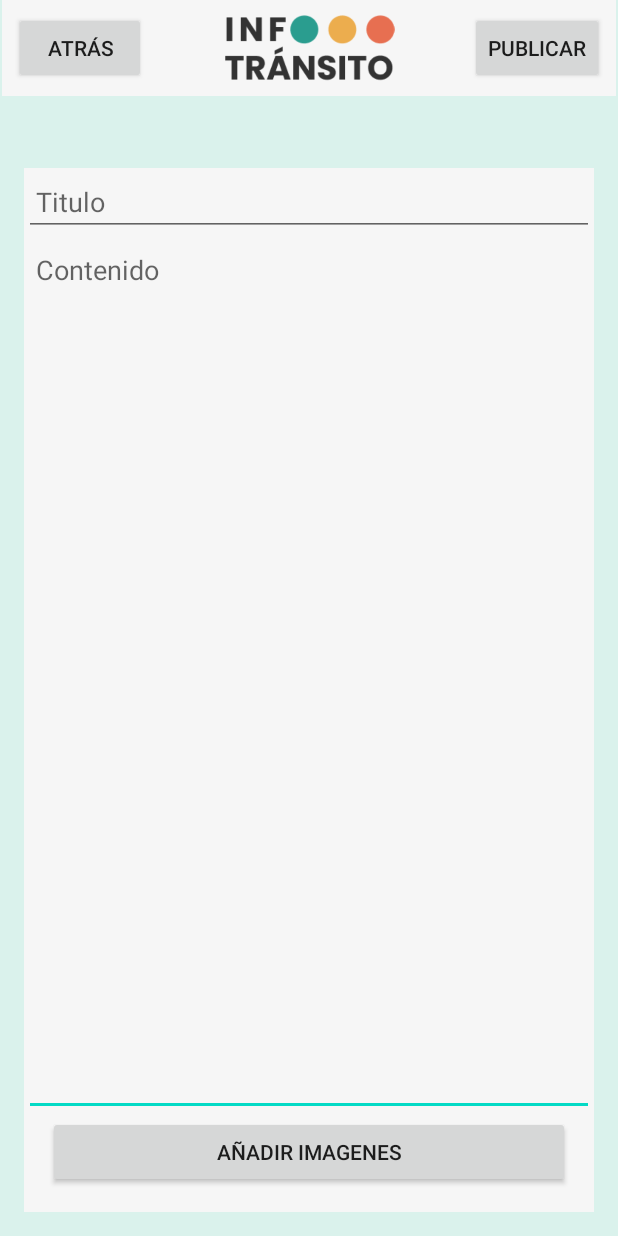
After one commit to alvaroagr/InfoTransito, an Android app: the NewPostActivity screen opened directly, with no data from a screen before it, on a phone screen of 412 x 824 dp. The commit adds this screen. Run offline under Robolectric (Android 15) with nearby library versions, the phone set to English and light mode, and no system bars; our stand-ins replace Firebase (no records; nobody signed in at launch, a user with empty details on screens opened directly); 2 statements that could not run were skipped.

Commit message:
add newpostactivity. images implementation is pending

```diff
--- a/app/src/main/AndroidManifest.xml
+++ b/app/src/main/AndroidManifest.xml
@@ -1,7 +1,6 @@
 <?xml version="1.0" encoding="utf-8"?>
 <manifest xmlns:android="http://schemas.android.com/apk/res/android"
     package="com.example.infotransito">
-
     <!--
          The ACCESS_COARSE/FINE_LOCATION permissions are not required to use
          Google Maps Android API v2, but you must specify either coarse or fine
@@ -18,7 +17,7 @@
         android:roundIcon="@mipmap/ic_launcher_round"
         android:supportsRtl="true"
         android:theme="@style/AppTheme">
-
+        <activity android:name=".NewPostActivity"></activity>
         <!--
              The API key for Google Maps-based APIs is defined as a string resource.
              (See the file "res/values/google_maps_api.xml").
--- /dev/null
+++ b/app/src/main/java/com/example/infotransito/NewPostActivity.java
@@ -0,0 +1,87 @@
+package com.example.infotransito;
+
+import androidx.appcompat.app.AppCompatActivity;
+
+import android.os.Bundle;
+import android.widget.Button;
+import android.widget.TextView;
+import android.widget.Toast;
+
+import com.google.firebase.firestore.FirebaseFirestore;
+
+import java.util.Date;
+import java.util.UUID;
+
+public class NewPostActivity extends AppCompatActivity {
+
+    private Button backBtn, publishBtn, imgBtn;
+    private TextView titleET, contentET;
+
+    private String path;
+
+    private String userId;
+    private String username;
+
+    @Override
+    protected void onCreate(Bundle savedInstanceState) {
+        super.onCreate(savedInstanceState);
+        setContentView(R.layout.activity_new_post);
+
+        userId = getIntent().getExtras().getString("userId");
+        username = getIntent().getExtras().getString("username");
+
+        backBtn = findViewById(R.id.backBtn);
+        publishBtn = findViewById(R.id.publishBtn);
+        imgBtn = findViewById(R.id.imgBtn);
+        titleET = findViewById(R.id.titleET);
+        contentET = findViewById(R.id.contentET);
+
+        backBtn.setOnClickListener(
+                (v) -> {
+                    exit();
+                }
+        );
+
+        publishBtn.setOnClickListener(
+                (v) -> {
+                    String title = titleET.getText().toString();
+                    String content = contentET.getText().toString();
+
+                    Post post = new Post(UUID.randomUUID().toString(), title, content, userId, username);
+                    post.setTimestamp(new Date().getTime());
+
+                    FirebaseFirestore.getInstance()
+                            .collection("posts")
+                            .document(post.getId())
+                            .set(post)
+                            .addOnCompleteListener(
+                                    task -> {
+                                        if(task.isSuccessful()){
+                                            exit();
+                                        } else {
+                                            Toast.makeText(this, task.getException().getMessage(), Toast.LENGTH_LONG).show();
+                                        }
+                                    }
+                            );
+                }
+        );
+
+        imgBtn.setOnClickListener(
+                (v) -> {
+                    Toast.makeText(this, "Add Image", Toast.LENGTH_LONG).show();
+                }
+        );
+
+
+    }
+
+    public void exit(){
+        finish();
+        overridePendingTransition(R.anim.stay, R.anim.close);
+    }
+
+    @Override
+    public void onBackPressed() {
+        exit();
+    }
+}
--- /dev/null
+++ b/app/src/main/res/layout/activity_new_post.xml
@@ -0,0 +1,112 @@
+<?xml version="1.0" encoding="utf-8"?>
+<androidx.constraintlayout.widget.ConstraintLayout xmlns:android="http://schemas.android.com/apk/res/android"
+    xmlns:app="http://schemas.android.com/apk/res-auto"
+    xmlns:tools="http://schemas.android.com/tools"
+    android:layout_width="match_parent"
+    android:layout_height="match_parent"
+    android:background="@color/lightBg"
+    tools:context=".NewPostActivity">
+
+    <androidx.constraintlayout.widget.ConstraintLayout
+        android:id="@+id/constraintLayout2"
+        android:layout_width="0dp"
+        android:layout_height="wrap_content"
+        android:layout_marginStart="1dp"
+        android:layout_marginEnd="1dp"
+        app:layout_constraintEnd_toEndOf="parent"
+        app:layout_constraintStart_toStartOf="parent"
+        app:layout_constraintTop_toTopOf="parent"
+        android:background="#F6F6F6">
+
+        <Button
+            android:id="@+id/backBtn"
+            android:layout_width="wrap_content"
+            android:layout_height="wrap_content"
+            android:layout_marginStart="8dp"
+            android:layout_marginTop="8dp"
+            android:layout_marginBottom="8dp"
+            android:text="Atrás"
+            app:layout_constraintBottom_toBottomOf="parent"
+            app:layout_constraintStart_toStartOf="parent"
+            app:layout_constraintTop_toTopOf="parent" />
+
+        <Button
+            android:id="@+id/publishBtn"
+            android:layout_width="wrap_content"
+            android:layout_height="wrap_content"
+            android:layout_marginTop="8dp"
+            android:layout_marginEnd="8dp"
+            android:layout_marginBottom="8dp"
+            android:text="Publicar"
+            app:layout_constraintBottom_toBottomOf="parent"
+            app:layout_constraintEnd_toEndOf="parent"
+            app:layout_constraintTop_toTopOf="parent" />
+
+        <ImageView
+            android:id="@+id/imageView5"
+            android:layout_width="178dp"
+            android:layout_height="47dp"
+            app:layout_constraintBottom_toBottomOf="parent"
+            app:layout_constraintEnd_toEndOf="parent"
+            app:layout_constraintStart_toStartOf="parent"
+            app:layout_constraintTop_toTopOf="parent"
+            app:srcCompat="@drawable/logo" />
+    </androidx.constraintlayout.widget.ConstraintLayout>
+
+    <androidx.constraintlayout.widget.ConstraintLayout
+        android:layout_width="0dp"
+        android:layout_height="0dp"
+        android:layout_marginStart="16dp"
+        android:layout_marginTop="48dp"
+        android:layout_marginEnd="16dp"
+        android:layout_marginBottom="16dp"
+        app:layout_constraintBottom_toBottomOf="parent"
+        app:layout_constraintEnd_toEndOf="parent"
+        app:layout_constraintStart_toStartOf="parent"
+        app:layout_constraintTop_toBottomOf="@+id/constraintLayout2"
+        android:background="#F6F6F6">
+
+        <EditText
+            android:id="@+id/contentET"
+            android:layout_width="0dp"
+            android:layout_height="0dp"
+            android:ems="10"
+            android:gravity="start|top"
+            android:hint="Contenido"
+            android:inputType="textMultiLine"
+            android:lines="10"
+            android:paddingLeft="8dp"
+            android:paddingRight="8dp"
+            app:layout_constraintBottom_toTopOf="@+id/imgBtn"
+            app:layout_constraintEnd_toEndOf="parent"
+            app:layout_constraintHorizontal_bias="0.0"
+            app:layout_constraintStart_toStartOf="parent"
+            app:layout_constraintTop_toBottomOf="@+id/titleET" />
+
+        <Button
+            android:id="@+id/imgBtn"
+            android:layout_width="0dp"
+            android:layout_height="wrap_content"
+            android:layout_marginStart="16dp"
+            android:layout_marginEnd="16dp"
+            android:layout_marginBottom="16dp"
+            android:text="Añadir imagenes"
+            app:layout_constraintBottom_toBottomOf="parent"
+            app:layout_constraintEnd_toEndOf="parent"
+            app:layout_constraintStart_toStartOf="parent" />
+
+        <EditText
+            android:id="@+id/titleET"
+            android:layout_width="0dp"
+            android:layout_height="wrap_content"
+            android:ems="10"
+            android:hint="Titulo"
+            android:inputType="textPersonName"
+            android:paddingLeft="8dp"
+            android:paddingRight="8dp"
+            app:layout_constraintEnd_toEndOf="parent"
+            app:layout_constraintStart_toStartOf="parent"
+            app:layout_constraintTop_toTopOf="parent" />
+    </androidx.constraintlayout.widget.ConstraintLayout>
+
+</androidx.constraintlayout.widget.ConstraintLayout>
--- a/app/src/main/res/layout/fragment_forum.xml
+++ b/app/src/main/res/layout/fragment_forum.xml
@@ -31,7 +31,8 @@
         android:layout_height="wrap_content"
         android:layout_marginEnd="24dp"
         android:layout_marginBottom="32dp"
-        android:text="Button"
+        android:text="Nuevo Post
+"
         app:layout_constraintBottom_toBottomOf="parent"
         app:layout_constraintEnd_toEndOf="parent" />
 </androidx.constraintlayout.widget.ConstraintLayout>
```
Also changed, not shown: app/src/main/java/com/example/infotransito/ForumFragment.java (+33 -0 lines), app/src/main/java/com/example/infotransito/MainActivity.java (+8 -0 lines), app/src/main/java/com/example/infotransito/MapsFragment.java (+96 -19 lines), app/src/main/java/com/example/infotransito/Post.java (+19 -0 lines).
